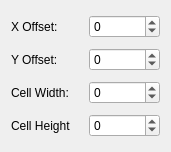
KDAB/GammaRay, file plugins/quickinspector/gridsettingswidget.ui: the form before one commit.
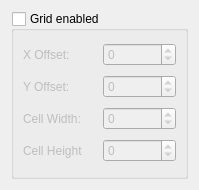
The form after the commit.

Commit message:
Add a way to disable quick inspector grid
Task-Id: KDEND-157

```diff
--- a/plugins/quickinspector/gridsettingswidget.ui
+++ b/plugins/quickinspector/gridsettingswidget.ui
@@ -6,11 +6,23 @@
    <rect>
     <x>0</x>
     <y>0</y>
-    <width>171</width>
-    <height>152</height>
+    <width>199</width>
+    <height>190</height>
    </rect>
   </property>
-  <layout class="QGridLayout" name="gridLayout">
+  <layout class="QVBoxLayout" name="verticalLayout">
+   <item>
+    <widget class="QGroupBox" name="gbEnabled">
+     <property name="title">
+      <string>Grid enabled</string>
+     </property>
+     <property name="checkable">
+      <bool>true</bool>
+     </property>
+     <property name="checked">
+      <bool>false</bool>
+     </property>
+     <layout class="QGridLayout" name="gridLayout_2">
    <item row="0" column="0">
     <widget class="QLabel" name="lXOffset">
      <property name="text">
@@ -77,6 +89,9 @@
      <property name="maximum">
       <number>9999</number>
      </property>
+       </widget>
+      </item>
+     </layout>
     </widget>
    </item>
   </layout>
```
Lines whose indentation alone changed are shown as unchanged. The commit also changes 10 other files.
